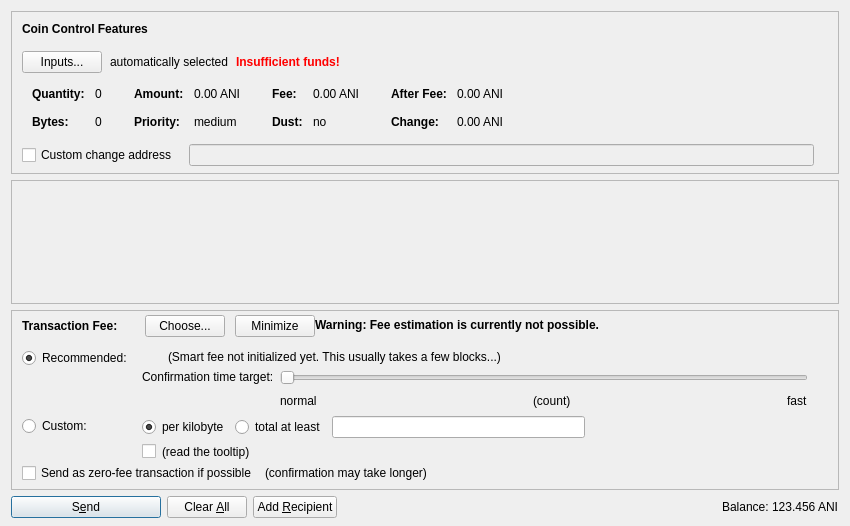
Above: src/qt/forms/sendcoinsdialog.ui from Animecointeam/Animecoin before the change. Below: the same form after it.
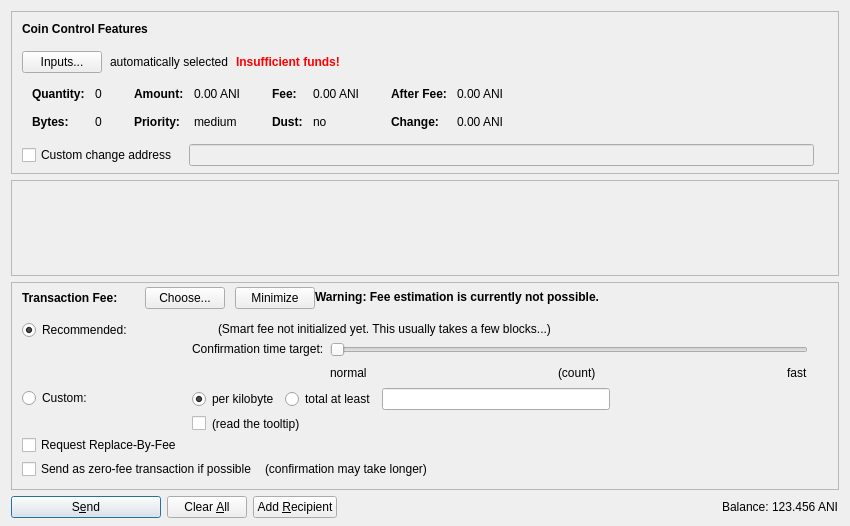
That is the form after the change. Icons and pictures are not drawn. Custom widgets are drawn as their Qt base class.

Commit message: Add RBF checkbox to UI.

Diff of the .ui file:
```diff
--- a/src/qt/forms/sendcoinsdialog.ui
+++ b/src/qt/forms/sendcoinsdialog.ui
@@ -1207,6 +1207,16 @@
                </item>
               </layout>
              </item>
+            <item>
+            <widget class="QCheckBox" name="optInRBF">
+             <property name="text">
+              <string>Request Replace-By-Fee</string>
+             </property>
+             <property name="toolTip">
+              <string>Indicates that the sender may wish to replace this transaction with a new one paying higher fees (prior to being confirmed).</string>
+             </property>
+            </widget>
+           </item>
             </layout>
            </item>
            <item>
@@ -1272,8 +1282,8 @@
           </property>
           <property name="sizeHint" stdset="0">
            <size>
-            <width>800</width>
-            <height>1</height>
+            <width>40</width>
+            <height>5</height>
            </size>
           </property>
          </spacer>
```
The commit also changes 5 other files.
